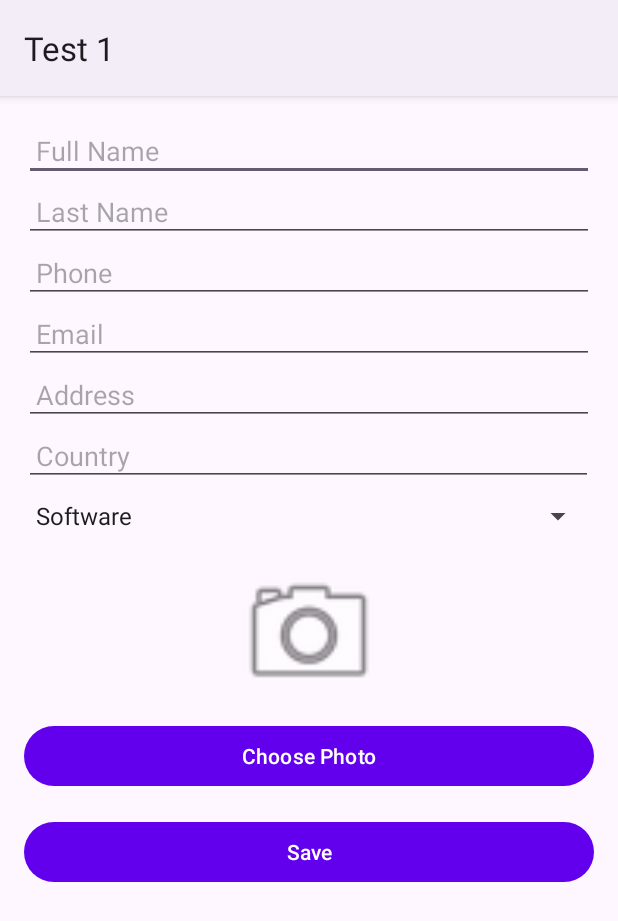
After one commit to utn-app-movil/examenI-tarea5, an Android app: the rec_RegisterActivity screen opened directly, with no data from a screen before it, on a phone screen of 412 x 824 dp. The commit adds this screen. Shown: the top 921 px of the screen. Run offline under Robolectric (Android 15) with nearby library versions, the phone set to English and light mode, and no system bars.

Commit message:
Examen 1 y tarea 5

```diff
--- /dev/null
+++ b/app/src/main/java/cr/ac/utn/movil/rec_RegisterActivity.kt
@@ -0,0 +1,148 @@
+package cr.ac.utn.movil
+
+import android.Manifest
+import android.app.AlertDialog
+import android.content.pm.PackageManager
+import android.graphics.Bitmap
+import android.net.Uri
+import android.os.Bundle
+import android.provider.MediaStore
+import android.widget.*
+import androidx.activity.result.contract.ActivityResultContracts
+import androidx.appcompat.app.AppCompatActivity
+import androidx.core.app.ActivityCompat
+import androidx.core.content.ContextCompat
+import cr.ac.utn.appmovil.identities.Candidate
+import cr.ac.utn.appmovil.model.CandidateModel
+import java.io.File
+import java.io.FileOutputStream
+import java.io.IOException
+import java.text.SimpleDateFormat
+import java.util.*
+
+
+class rec_RegisterActivity : AppCompatActivity() {
+
+    private lateinit var imageViewPhoto: ImageView
+    private lateinit var buttonChoosePhoto: Button
+    private var photoPath: String? = null // Ruta del archivo de la foto
+
+    override fun onCreate(savedInstanceState: Bundle?) {
+        super.onCreate(savedInstanceState)
+        setContentView(R.layout.activity_rec_register)
+
+        val nameEditText = findViewById<EditText>(R.id.rec_edit_name)
+        val lastNameEditText = findViewById<EditText>(R.id.rec_edit_last_name)
+        val phoneEditText = findViewById<EditText>(R.id.rec_edit_phone)
+        val emailEditText = findViewById<EditText>(R.id.rec_edit_email)
+        val addressEditText = findViewById<EditText>(R.id.rec_edit_address)
+        val countryEditText = findViewById<EditText>(R.id.rec_edit_country)
+        val rolesSpinner = findViewById<Spinner>(R.id.rec_spinner_roles)
+        val submitButton = findViewById<Button>(R.id.rec_button_submit)
+        imageViewPhoto = findViewById(R.id.image_view_photo)
+        buttonChoosePhoto = findViewById(R.id.button_choose_photo)
+
+        buttonChoosePhoto.setOnClickListener {
+            showImageOptionDialog()
+        }
+
+        val roles = listOf(
+            getString(R.string.rec_role_software),
+            getString(R.string.rec_role_infrastructure),
+            getString(R.string.rec_role_networks),
+            getString(R.string.rec_role_security),
+            getString(R.string.rec_role_qa)
+        )
+        val adapter = ArrayAdapter(this, android.R.layout.simple_spinner_item, roles)
+        adapter.setDropDownViewResource(android.R.layout.simple_spinner_dropdown_item)
+        rolesSpinner.adapter = adapter
+
+        submitButton.setOnClickListener {
+            val name = nameEditText.text.toString().trim()
+            val lastName = lastNameEditText.text.toString().trim()
+            val phone = phoneEditText.text.toString().trim()
+            val email = emailEditText.text.toString().trim()
+            val address = addressEditText.text.toString().trim()
+            val country = countryEditText.text.toString().trim()
+            val role = rolesSpinner.selectedItem.toString()
+
+            if (name.isEmpty() || lastName.isEmpty() || address.isEmpty() || country.isEmpty()) {
+                Toast.makeText(this, "Por favor complete todos los campos", Toast.LENGTH_SHORT).show()
+                return@setOnClickListener
+            }
+
+            val candidate = Candidate(
+                id = System.currentTimeMillis().toString(),
+                name = name,
+                lastName = lastName,
+                phone = phone.toInt(),
+                email = email,
+                address = address,
+                country = country,
+                role = role,
+                photoPath = photoPath
+            )
+            CandidateModel.addCandidate(candidate)
+            Toast.makeText(this, getString(R.string.rec_data_saved), Toast.LENGTH_SHORT).show()
+            finish()
+        }
+    }
+
+    private fun showImageOptionDialog() {
+        AlertDialog.Builder(this)
+            .setTitle("Choose Photo")
+            .setItems(arrayOf("Take Photo", "Choose from Gallery")) { _, which ->
+                when (which) {
+                    0 -> takePhoto()
+                    1 -> selectPhotoFromGallery()
+                }
+            }
+            .show()
+    }
+
+    private val cameraActivityResultLauncher = registerForActivityResult(ActivityResultContracts.TakePicturePreview()) { bitmap ->
+        bitmap?.let {
+            photoPath = saveImageToInternalStorage(it)
+            imageViewPhoto.setImageBitmap(it)
+        }
+    }
+
+    private val galleryActivityResultLauncher = registerForActivityResult(ActivityResultContracts.GetContent()) { uri: Uri? ->
+        uri?.let {
+            val bitmap = MediaStore.Images.Media.getBitmap(contentResolver, it)
+            photoPath = saveImageToInternalStorage(bitmap)
+            imageViewPhoto.setImageBitmap(bitmap)
+        }
+    }
+
+    private fun takePhoto() {
+        if (ContextCompat.checkSelfPermission(this, Manifest.permission.CAMERA) != PackageManager.PERMISSION_GRANTED) {
+            ActivityCompat.requestPermissions(this, arrayOf(Manifest.permission.CAMERA), REQUEST_CAMERA_PERMISSION)
+        } else {
+            cameraActivityResultLauncher.launch(null)
+        }
+    }
+
+    private fun selectPhotoFromGallery() {
+        galleryActivityResultLauncher.launch("image/*")
+    }
+
+    private fun saveImageToInternalStorage(bitmap: Bitmap): String {
+        val timeStamp = SimpleDateFormat("yyyyMMdd_HHmmss", Locale.US).format(Date())
+        val fileName = "IMG_$timeStamp.jpg"
+        val file = File(filesDir, fileName)
+
+        try {
+            FileOutputStream(file).use { out ->
+                bitmap.compress(Bitmap.CompressFormat.JPEG, 100, out)
+            }
+        } catch (e: IOException) {
+            e.printStackTrace()
+        }
+        return file.absolutePath
+    }
+
+    companion object {
+        private const val REQUEST_CAMERA_PERMISSION = 1001
+    }
+}
--- /dev/null
+++ b/app/src/main/res/layout/activity_rec_register.xml
@@ -0,0 +1,84 @@
+<?xml version="1.0" encoding="utf-8"?>
+<LinearLayout xmlns:android="http://schemas.android.com/apk/res/android"
+    xmlns:app="http://schemas.android.com/apk/res-auto"
+    android:layout_width="match_parent"
+    android:layout_height="match_parent"
+    android:orientation="vertical"
+    android:padding="16dp">
+
+    <!-- Candidate Information Fields -->
+    <EditText
+        android:id="@+id/rec_edit_name"
+        android:layout_width="match_parent"
+        android:layout_height="wrap_content"
+        android:hint="@string/rec_hint_name"
+        android:padding="8dp" />
+
+    <EditText
+        android:id="@+id/rec_edit_last_name"
+        android:layout_width="match_parent"
+        android:layout_height="wrap_content"
+        android:hint="@string/rec_hint_last_name"
+        android:padding="8dp" />
+
+    <EditText
+        android:id="@+id/rec_edit_phone"
+        android:layout_width="match_parent"
+        android:layout_height="wrap_content"
+        android:hint="@string/rec_hint_phone"
+        android:inputType="phone"
+        android:padding="8dp" />
+
+    <EditText
+        android:id="@+id/rec_edit_email"
+        android:layout_width="match_parent"
+        android:layout_height="wrap_content"
+        android:hint="@string/rec_hint_email"
+        android:inputType="textEmailAddress"
+        android:padding="8dp" />
+
+    <EditText
+        android:id="@+id/rec_edit_address"
+        android:layout_width="match_parent"
+        android:layout_height="wrap_content"
+        android:hint="@string/rec_hint_address"
+        android:padding="8dp" />
+
+    <EditText
+        android:id="@+id/rec_edit_country"
+        android:layout_width="379dp"
+        android:layout_height="wrap_content"
+        android:hint="@string/rec_hint_country"
+        android:padding="8dp" />
+
+    <Spinner
+        android:id="@+id/rec_spinner_roles"
+        android:layout_width="match_parent"
+        android:layout_height="wrap_content"
+        android:layout_marginTop="8dp" />
+
+    <!-- Image Selection Section -->
+    <ImageView
+        android:id="@+id/image_view_photo"
+        android:layout_width="100dp"
+        android:layout_height="100dp"
+        android:layout_gravity="center"
+        android:layout_marginTop="16dp"
+        android:contentDescription="@string/selected_image_preview"
+        android:scaleType="centerCrop"
+        app:srcCompat="@android:drawable/ic_menu_camera" />
+
+    <Button
+        android:id="@+id/button_choose_photo"
+        android:layout_width="match_parent"
+        android:layout_height="wrap_content"
+        android:layout_marginTop="8dp"
+        android:text="@string/choose_photo" />
+
+    <Button
+        android:id="@+id/rec_button_submit"
+        android:layout_width="match_parent"
+        android:layout_height="wrap_content"
+        android:layout_marginTop="16dp"
+        android:text="@string/rec_button_save" />
+</LinearLayout>
--- a/app/src/main/res/values/strings.xml
+++ b/app/src/main/res/values/strings.xml
@@ -1,6 +1,49 @@
 <resources>
+    <!-- App Name -->
     <string name="app_name">Test 1</string>
 
+    <!-- RecMainActivity Texts -->
+    <string name="rec_button_register">Register Data</string>
+    <string name="rec_button_list">View Record List</string>
+
+    <!-- Activity RecRegisterActivity Texts -->
+    <string name="rec_hint_name">Full Name</string>
+    <string name="rec_hint_last_name">Last Name</string>
+    <string name="rec_hint_phone">Phone</string>
+    <string name="rec_hint_email">Email</string>
+    <string name="rec_hint_address">Address</string>
+    <string name="rec_hint_country">Country</string>
+    <string name="rec_hint_province">Province</string>
+    <string name="rec_hint_canton">Canton</string>
+    <string name="rec_hint_district">District</string>
+    <string name="rec_hint_salary">Wage Expectation</string>
+    <string name="rec_hint_experience">Years of Experience</string>
+    <string name="rec_role_prompt">Role of Interest</string>
+    <string name="rec_button_save">Save</string>
+
+    <!-- Roles for Spinner -->
+    <string name="rec_role_software">Software</string>
+    <string name="rec_role_infrastructure">Infrastructure</string>
+    <string name="rec_role_networks">Networks</string>
+    <string name="rec_role_security">Security</string>
+    <string name="rec_role_qa">QA</string>
+
+    <!-- Toast Messages -->
+    <string name="rec_data_saved">Data saved successfully</string>
+    <string name="rec_fill_all_fields">Please complete all fields</string>
+
+    <!-- RecListActivity Texts -->
+    <string name="rec_list_title">Record List</string>
+    <string name="rec_no_records">No records available</string>
+
+    <!-- RecDetailActivity Texts -->
+    <string name="rec_detail_name">Name:</string>
+    <string name="rec_detail_phone">Phone:</string>
+    <string name="rec_detail_email">Email:</string>
+    <string name="rec_detail_address">Address:</string>
+    <string name="rec_detail_country">Country:</string>
+
+    <!-- Base Project Strings -->
     <string name="cap_AddTraining">Add Training</string>
     <string name="cap_ListTraining">List Training</string>
     <string name="cap_mnu_save">Save</string>
@@ -30,6 +73,8 @@
     <string name="cap_ChooseGallery">Choose from Gallery</string>
     <string name="cap_msgCameraPermissionDenied">Camera permission denied</string>
     <string name="cap_msgCameraAppAvailable">No camera app available</string>
+
+    <!-- Vaccination Module -->
     <string name="vac_vaccination_duplicate">The vaccination record already exists.</string>
     <string name="vac_vaccination_saved">Vaccination record saved successfully.</string>
     <string name="vac_vaccination_updated">Vaccination record updated successfully.</string>
@@ -81,6 +126,8 @@
     <string name="vac_error_invalid_input">Invalid input, please check the fields.</string>
     <string name="vac_error_missing_fields">Missing fields: %1$s</string>
     <string name="vac_error_invalid_phone">Invalid phone number. It must be between 8 and 10 digits.</string>
+
+    <!-- Library Reservations Module -->
     <string name="bib_student_name_hint">Student Name</string>
     <string name="bib_book_code_hint">Book Code</string>
     <string name="bib_book_name_hint">Book Name</string>
@@ -129,6 +176,8 @@
     <string name="bib_loading_reservation">Loading reservation with ID: %1$s</string>
     <string name="bib_getting_reservation">Getting reservation with ID: %1$s - Result: %2$s</string>
     <string name="bib_reservation_not_found2">No reservation found with ID: %1$s</string>
+
+    <!-- SINPE Transaction Module -->
     <string name="sin_label_origin_person">Origin Person: </string>
     <string name="sin_label_destination_name">Destination Name: </string>
     <string name="sin_label_amount">Amount: </string>
@@ -177,4 +226,10 @@
     <string name="sin_confirm_delete">Confirm Delete</string>
     <string name="sin_delete_message">Are you sure you want to delete this SINPE transaction?</string>
     <string name="sin_delete">Delete</string>
+    <string name="candidate_photo">Photo of the candidate</string>
+    <string name="candidate_name">Name of the candidate</string>
+    <string name="selected_image_preview">Selected Image Preview</string>
+    <string name="choose_photo">Choose Photo</string>
+    <string name="candidate_photo_desc">Photo of the candidate</string>
+
 </resources>
--- a/app/src/main/res/xml/vac_file_paths.xml
+++ b/app/src/main/res/xml/vac_file_paths.xml
@@ -1,4 +1,7 @@
 <?xml version="1.0" encoding="utf-8"?>
 <paths xmlns:android="http://schemas.android.com/apk/res/android">
-    <external-files-path name="my_images" path="." />
+    <external-files-path
+        name="images"
+        path="Pictures/" />
+
 </paths>
```
Also changed, not shown: app/src/main/AndroidManifest.xml (+15 -2 lines), app/src/main/java/adapters/rec_CandidateAdapter.kt (added, +58 -0 lines), app/src/main/java/cr/ac/utn/movil/rec_DetailActivity.kt (added, +42 -0 lines), app/src/main/java/cr/ac/utn/movil/rec_ListActivity.kt (added, +24 -0 lines), app/src/main/java/cr/ac/utn/movil/rec_MainActivity.kt (added, +27 -0 lines), app/src/main/java/identities/rec_Candidate.kt (added, +13 -0 lines), app/src/main/java/model/rec_CandidateModel.kt (added, +19 -0 lines), app/src/main/res/layout/activity_rec_detail.xml (added, +89 -0 lines), app/src/main/res/layout/activity_rec_list.xml (added, +13 -0 lines), app/src/main/res/layout/activity_rec_main.xml (added, +31 -0 lines), app/src/main/res/layout/rec_item_candidate.xml (added, +35 -0 lines), app/src/main/res/menu/rec_context_menu.xml (added, +9 -0 lines), 1 other file.
